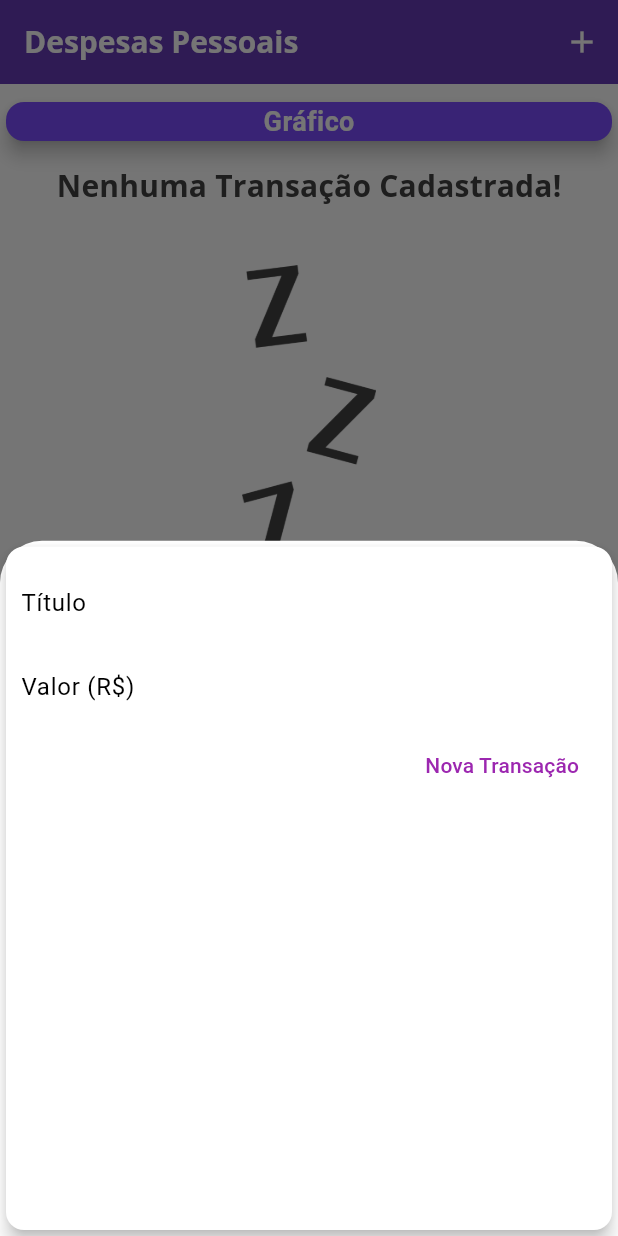
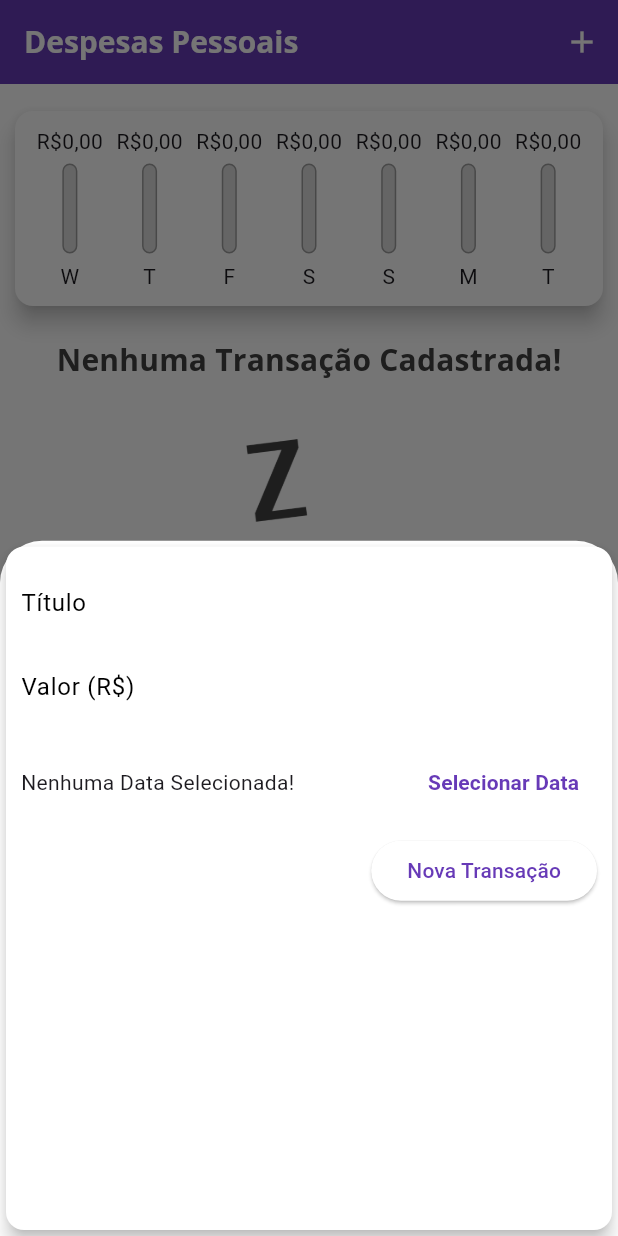
Before and after one commit to LucasFagundesWielewski/personal_expenses_app, a Flutter app: the screen it shows after launch, after a tap on the "add" icon, on a phone screen of 412 x 824 dp. Run offline on Flutter 3.47's test engine with Material 3 defaults, Android fonts, the phone set to English and light mode, and no system bars.

Commit message:
added date and graph

```diff
--- /dev/null
+++ b/lib/components/chart.dart
@@ -0,0 +1,65 @@
+import 'package:expenses/models/transaction.dart';
+import 'package:flutter/material.dart';
+import 'package:intl/intl.dart';
+import 'chart_bar.dart';
+
+class Chart extends StatelessWidget {
+
+  final List<Transaction> recentTransactions;
+
+  Chart(this.recentTransactions);
+
+  List<Map<String, Object>> get groupedTransactions {
+    return List.generate(7, (index) {
+      final weekDay = DateTime.now().subtract(
+        Duration(days: index),
+      );
+
+      double totalSum = 0.0;
+
+      for(var i = 0; i < recentTransactions.length; i++) {
+        bool sameDay = recentTransactions[i].date.day == weekDay.day;
+        bool sameMonth = recentTransactions[i].date.month == weekDay.month;
+        bool sameYear = recentTransactions[i].date.year == weekDay.year;
+
+        if(sameDay && sameMonth && sameYear) {
+          totalSum += recentTransactions[i].amount;
+        }
+      }
+      return {
+        'day': DateFormat.E().format(weekDay)[0],
+        'amount': totalSum,
+      };
+    }).reversed.toList();
+  }
+
+  double get _weekTotalValue {
+    return groupedTransactions.fold(0.0, (sum, tr) {
+      return sum + (tr['amount'] as double);
+    });
+  }
+
+  @override
+  Widget build(BuildContext context) {
+    return Card(
+      elevation: 6,
+      margin: const EdgeInsets.all(10),
+      child: Padding(
+        padding: const EdgeInsets.all(10),
+        child: Row(
+          mainAxisAlignment: MainAxisAlignment.spaceAround,
+          children: groupedTransactions.map((tr) {
+            return Flexible(
+              fit: FlexFit.tight,
+              child:  ChartBar(
+                tr['day'].toString(),
+                tr['amount'] as double,
+                _weekTotalValue == 0 ? 0 : (tr['amount'] as double) / _weekTotalValue,
+              ),
+            );
+          }).toList(),
+        ),
+      ),
+    );
+  }
+}
--- /dev/null
+++ b/lib/components/chart_bar.dart
@@ -0,0 +1,54 @@
+import 'package:flutter/material.dart';
+import 'package:intl/intl.dart'; // Adicione esta linha
+
+class ChartBar extends StatelessWidget {
+  final String label;
+  final double amount;
+  final double percentage;
+
+  ChartBar(this.label, this.amount, this.percentage);
+
+  @override
+  Widget build(BuildContext context) {
+    return Column(
+      mainAxisAlignment: MainAxisAlignment.end,
+      children: <Widget>[
+        Container(
+          height: 20,
+          child: FittedBox(
+            child: Text('R\$${NumberFormat("#,##0.00", "pt_BR").format(amount)}'), // Atualize esta linha
+          ),
+        ),
+        SizedBox(height: 5),
+        Container(
+          height: 60,
+          width: 10,
+          child: Stack(
+            alignment: Alignment.bottomCenter,
+            children: <Widget>[
+              Container(
+                decoration: BoxDecoration(
+                  border: Border.all(color: Colors.grey, width: 1.0),
+                  color: Color.fromRGBO(220, 220, 220, 1),
+                  borderRadius: BorderRadius.circular(5),
+                ),
+              ),
+              AnimatedContainer(
+                duration: Duration(milliseconds: 300),
+                height: 60 * percentage,
+                child: Container(
+                  decoration: BoxDecoration(
+                    color: Theme.of(context).primaryColor,
+                    borderRadius: BorderRadius.circular(5),
+                  ),
+                ),
+              ),
+            ],
+          ),
+        ),
+        SizedBox(height: 5),
+        Text(label),
+      ],
+    );
+  }
+}
--- a/lib/components/transaction_form.dart
+++ b/lib/components/transaction_form.dart
@@ -1,7 +1,8 @@
 import 'package:flutter/material.dart';
+import 'package:intl/intl.dart';
 
 class TransactionForm extends StatefulWidget {
-  final void Function(String, double) onSubmit;
+  final void Function(String, double, DateTime) onSubmit;
 
   TransactionForm(this.onSubmit);
 
@@ -10,18 +11,36 @@ class TransactionForm extends StatefulWidget {
 }
 
 class _TransactionFormState extends State<TransactionForm> {
-  final titleController = TextEditingController();
-  final amountController = TextEditingController();
+  final _titleController = TextEditingController();
+  final _amountController = TextEditingController();
+  DateTime? _selectedDate;
 
   void _submitForm() {
-    final title = titleController.text;
-    final amount = double.tryParse(amountController.text) ?? 0.0;
+    final title = _titleController.text;
+    final amount = double.tryParse(_amountController.text) ?? 0.0;
 
-    if (title.isEmpty || amount <= 0) {
+    if (title.isEmpty || amount <= 0 || _selectedDate == null) {
       return;
     }
 
-    widget.onSubmit(title, amount);
+    widget.onSubmit(title, amount, _selectedDate!);
+  }
+
+  void _showDatePicker() {
+    showDatePicker(
+      context: context,
+      initialDate: DateTime.now(),
+      firstDate: DateTime(2020),
+      lastDate: DateTime.now(),
+    ).then((pickedDate) {
+      if (pickedDate == null) {
+        return;
+      }
+
+      setState(() {
+        _selectedDate = pickedDate;
+      });
+    });
   }
 
   @override
@@ -33,27 +52,45 @@ class _TransactionFormState extends State<TransactionForm> {
         child: Column(
           children: <Widget>[
             TextField(
-              controller: titleController,
+              controller: _titleController,
               onSubmitted: (_) => _submitForm(),
               decoration: const InputDecoration(labelText: 'Título'),
             ),
             TextField(
-              controller: amountController,
+              controller: _amountController,
               keyboardType: const TextInputType.numberWithOptions(decimal: true),
               onSubmitted: (_) => _submitForm(),
               decoration: const InputDecoration(labelText: 'Valor (R\$)'),
             ),
+            Container(
+              height: 70,
+              child: Row(
+                children: <Widget>[
+                  Expanded(
+                    child: Text(
+                      _selectedDate == null
+                          ? 'Nenhuma Data Selecionada!'
+                          : 'Data Selecionada: ${DateFormat('dd/MM/y').format(_selectedDate!)}',
+                    ),
+                  ),
+                  TextButton(
+                    child: const Text(
+                      'Selecionar Data',
+                      style: TextStyle(
+                        fontWeight: FontWeight.bold,
+                      ),
+                    ),
+                    onPressed: _showDatePicker,
+                  ),
+                ],
+              ),
+            ),
             Row(
               mainAxisAlignment: MainAxisAlignment.end,
               children: <Widget>[
-                TextButton(
+                ElevatedButton(
                   onPressed: _submitForm,
-                  child: const Text(
-                    'Nova Transação',
-                    style: TextStyle(
-                      color: Colors.purple,
-                    ),
-                  ),
+                  child: const Text('Nova Transação'),
                 ),
               ],
             ),
--- a/lib/main.dart
+++ b/lib/main.dart
@@ -1,3 +1,4 @@
+import 'package:expenses/components/chart.dart';
 import 'package:expenses/components/transaction_form.dart';
 import 'package:flutter/material.dart';
 import 'models/transaction.dart';
@@ -26,9 +27,16 @@ class ExpensesApp extends StatelessWidget {
                 fontSize: 20,
                 fontWeight: FontWeight.bold,
               ),
+              titleSmall: const TextStyle(
+                color: Colors.white,
+                fontFamily: 'OpenSans',
+                fontSize: 16,
+                fontWeight: FontWeight.bold,
+              ),
             ),
         fontFamily: 'Quicksand',
-        colorScheme: ColorScheme.fromSwatch(primarySwatch: Colors.deepPurple).copyWith(secondary: Colors.purple),
+        colorScheme: ColorScheme.fromSwatch(primarySwatch: Colors.deepPurple)
+            .copyWith(secondary: Colors.purple),
         appBarTheme: const AppBarTheme(
           backgroundColor: Colors.deepPurple,
           titleTextStyle: TextStyle(
@@ -49,27 +57,22 @@ class MyHomePage extends StatefulWidget {
 }
 
 class _MyHomePageState extends State<MyHomePage> {
-  final List<Transaction> _transactions = [
-    // Transaction(
-    //   id: 't1',
-    //   title: 'Novo Tênis de Corrida',
-    //   amount: 310.76,
-    //   date: DateTime.now(),
-    // ),
-    // Transaction(
-    //   id: 't2',
-    //   title: 'Conta água',
-    //   amount: 110.16,
-    //   date: DateTime.now(),
-    // ),
-  ];
+  final List<Transaction> _transactions = [];
 
-  void _addTransaction(String title, double amount) {
+  List<Transaction> get _recentTransactions {
+    return _transactions.where((tr) {
+      return tr.date.isAfter(DateTime.now().subtract(
+        Duration(days: 7),
+      ));
+    }).toList();
+  }
+
+  void _addTransaction(String title, double amount, DateTime date) {
     final newTransaction = Transaction(
       id: Random().nextDouble().toString(),
       title: title,
       amount: amount,
-      date: DateTime.now(),
+      date: date,
     );
 
     setState(() {
@@ -77,6 +80,12 @@ class _MyHomePageState extends State<MyHomePage> {
     });
 
     Navigator.of(context).pop();
+  }
+
+  _deleteTransaction(String id) {
+    setState(() {
+      _transactions.removeWhere((tr) => tr.id == id);
+    });
   }
 
   void _openTransactionFormModal(BuildContext context) {
@@ -110,28 +119,11 @@ class _MyHomePageState extends State<MyHomePage> {
         crossAxisAlignment: CrossAxisAlignment.stretch,
         children: <Widget>[
           const SizedBox(height: 8),
-          const SizedBox(
-
-            child: Card(
-
-              color: Colors.deepPurpleAccent,
-              elevation: 5,
-
-              child: Center(
-
-                child: Text(
-                  'Gráfico',
-                  style: TextStyle(
-                    color: Colors.white,
-                    fontSize: 18,
-                    fontWeight: FontWeight.bold,
-                  ),
-                ),
-              ),
-            ),
+          Chart(
+            _recentTransactions
           ),
           Expanded(
-            child: TransactionList(_transactions),
+            child: TransactionList(_transactions, _deleteTransaction),
           ),
         ],
       ),
```
Also changed, not shown: lib/components/transaction_list.dart (+22 -38 lines). Lines whose indentation alone changed are shown as unchanged.
